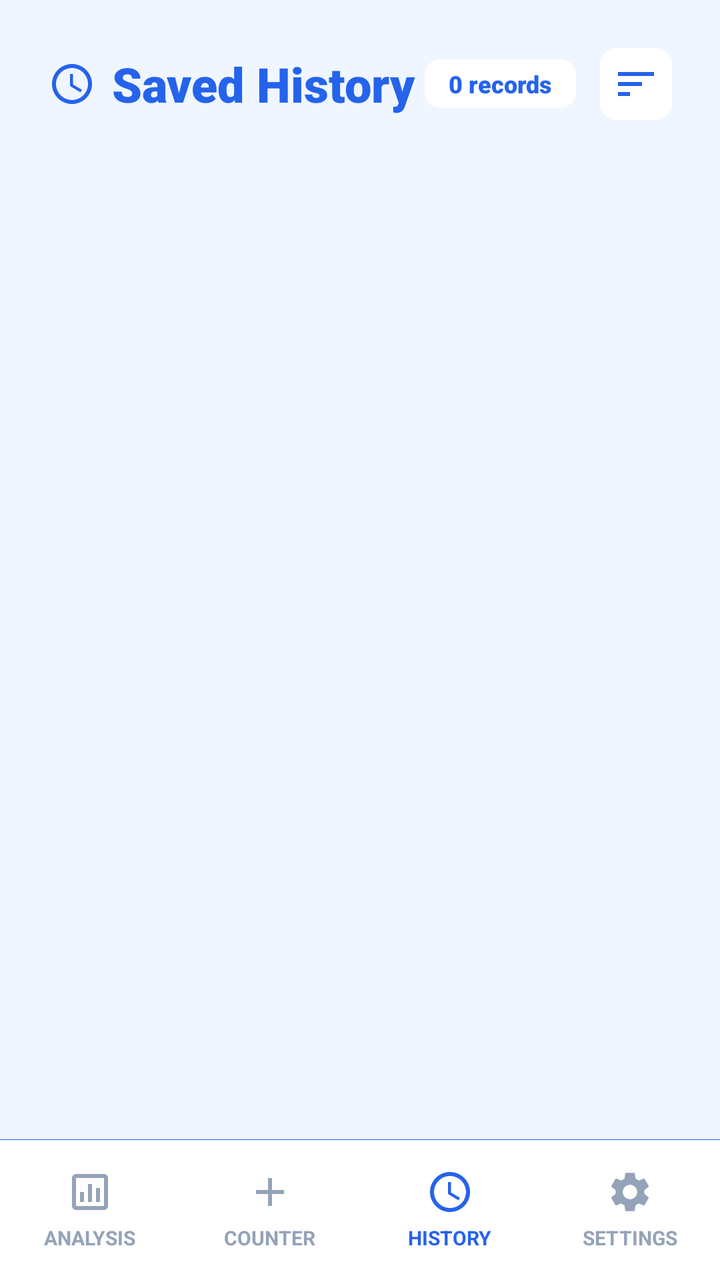
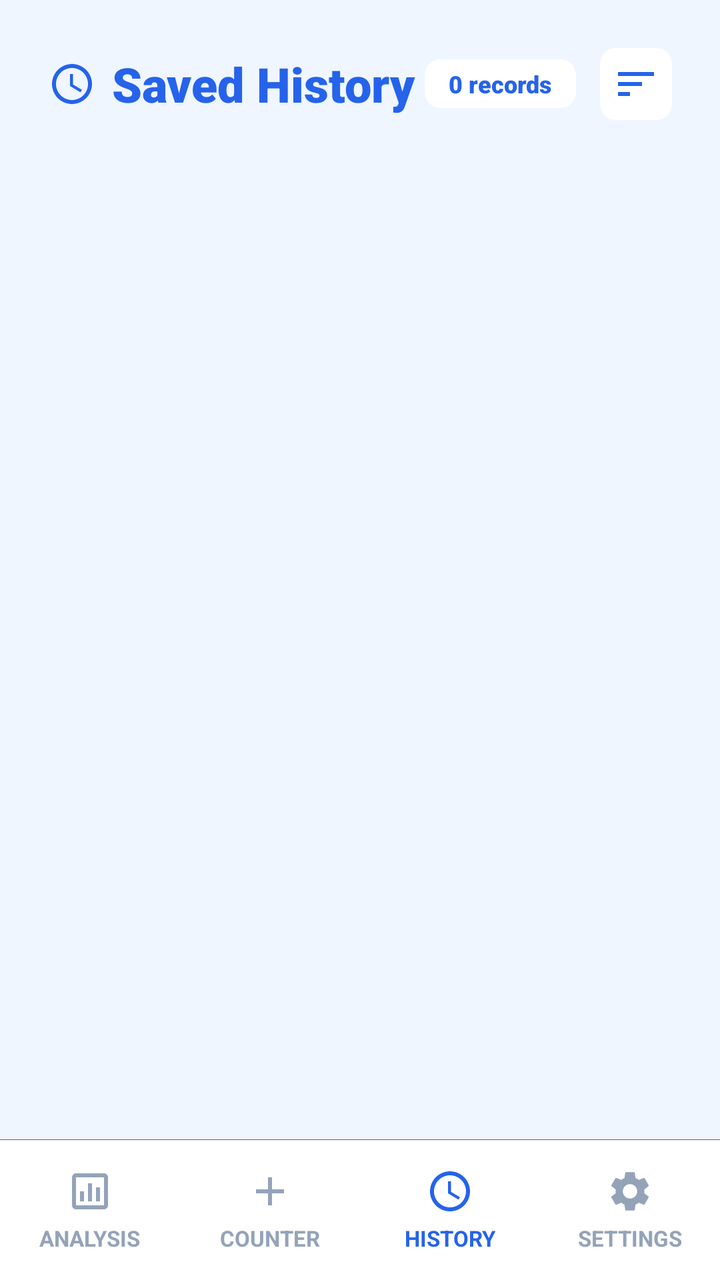

Compare the two renders of this Android layout. The source of the first and the diff that turns it into the second are given below.
<!-- AndroidManifest.xml: application theme Theme.SmartTasbeeh -->
<!-- res/layout/activity_saved_counts.xml -->
<?xml version="1.0" encoding="utf-8"?>
<androidx.constraintlayout.widget.ConstraintLayout xmlns:android="http://schemas.android.com/apk/res/android"
    xmlns:app="http://schemas.android.com/apk/res-auto"
    xmlns:tools="http://schemas.android.com/tools"
    android:layout_width="match_parent"
    android:layout_height="match_parent"
    android:background="@color/app_background">

    
    <LinearLayout
        android:id="@+id/headerLayout"
        android:layout_width="match_parent"
        android:layout_height="wrap_content"
        android:orientation="horizontal"
        android:paddingLeft="24dp"
        android:paddingRight="24dp"
        android:paddingTop="24dp"
        android:paddingBottom="10dp"
        android:gravity="center_vertical"
        app:layout_constraintTop_toTopOf="parent">

        <ImageView
            android:layout_width="24dp"
            android:layout_height="24dp"
            android:src="@drawable/ic_clock"
            app:tint="@color/count_text_color"
            android:layout_marginEnd="8dp"/>

        <TextView
            android:layout_width="0dp"
            android:layout_height="wrap_content"
            android:layout_weight="1"
            android:text="Saved History"
            android:textSize="24sp"
            android:fontFamily="sans-serif-black"
            android:textColor="@color/count_text_color" />

        <TextView
            android:id="@+id/recordCountBadge"
            android:layout_width="wrap_content"
            android:layout_height="wrap_content"
            android:background="@drawable/item_bg_shape"
            android:backgroundTint="@color/card_background"
            android:paddingStart="12dp"
            android:paddingEnd="12dp"
            android:paddingTop="4dp"
            android:paddingBottom="4dp"
            android:text="0 records"
            android:fontFamily="sans-serif-black"
            android:textColor="@color/count_text_color"
            android:textSize="12sp"/>

        <ImageView
            android:id="@+id/btnSort"
            android:layout_width="36dp"
            android:layout_height="36dp"
            android:layout_marginStart="12dp"
            android:background="@drawable/item_bg_shape"
            android:backgroundTint="@color/card_background"
            android:src="@drawable/ic_sort"
            android:scaleType="centerInside"
            app:tint="@color/count_text_color"
            android:clickable="true"
            android:focusable="true"/>

    </LinearLayout>

    
    <androidx.recyclerview.widget.RecyclerView
        android:id="@+id/recyclerView"
        android:layout_width="match_parent"
        android:layout_height="0dp"
        android:clipToPadding="false"
        android:padding="16dp"
        app:layout_constraintTop_toBottomOf="@id/headerLayout"
        app:layout_constraintBottom_toTopOf="@id/bottomNavDivider"
        tools:listitem="@layout/item_saved_count" />

    <TextView
        android:id="@+id/emptyView"
        android:layout_width="wrap_content"
        android:layout_height="wrap_content"
        android:text="No saved counts found"
        android:textColor="@color/text_secondary"
        android:textSize="16sp"
        android:visibility="gone"
        app:layout_constraintBottom_toTopOf="@id/bottomNavDivider"
        app:layout_constraintEnd_toEndOf="parent"
        app:layout_constraintStart_toStartOf="parent"
        app:layout_constraintTop_toBottomOf="@id/headerLayout" />

    
    <View
        android:id="@+id/bottomNavDivider"
        android:layout_width="match_parent"
        android:layout_height="0.1dp"
        android:background="@color/count_text_color"
        app:layout_constraintBottom_toTopOf="@id/bottomNav"/>

    
    <LinearLayout
        android:id="@+id/bottomNav"
        android:layout_width="match_parent"
        android:layout_height="70dp"
        android:background="@color/nav_bg"
        android:orientation="horizontal"
        android:weightSum="4"
        android:baselineAligned="false"
        app:layout_constraintBottom_toBottomOf="parent">

        
        <LinearLayout
            android:id="@+id/btnNavAnalysis"
            android:layout_width="0dp"
            android:layout_height="match_parent"
            android:layout_weight="1"
            android:orientation="vertical"
            android:gravity="center"
            android:clickable="true"
            android:focusable="true"
            android:background="?attr/selectableItemBackground">
            <ImageView
                android:layout_width="24dp"
                android:layout_height="24dp"
                android:src="@drawable/ic_analysis"
                app:tint="@color/nav_text_unselected"/>
            <TextView
                android:layout_width="wrap_content"
                android:layout_height="wrap_content"
                android:text="ANALYSIS"
                android:textSize="10sp"
                android:textStyle="bold"
                android:textColor="@color/nav_text_unselected"
                android:layout_marginTop="4dp"/>
        </LinearLayout>

        
        <LinearLayout
            android:id="@+id/btnNavCounter"
            android:layout_width="0dp"
            android:layout_height="match_parent"
            android:layout_weight="1"
            android:orientation="vertical"
            android:gravity="center"
            android:clickable="true"
            android:focusable="true"
            android:background="?attr/selectableItemBackground">
            
            <ImageView
                android:layout_width="24dp"
                android:layout_height="24dp"
                android:src="@drawable/ic_add"
                app:tint="@color/nav_text_unselected"/>
                
            <TextView
                android:layout_width="wrap_content"
                android:layout_height="wrap_content"
                android:text="COUNTER"
                android:textSize="10sp"
                android:textStyle="bold"
                android:layout_marginTop="4dp"
                android:textColor="@color/nav_text_unselected"/>
        </LinearLayout>

        
        <LinearLayout
            android:layout_width="0dp"
            android:layout_height="match_parent"
            android:layout_weight="1"
            android:background="?attr/selectableItemBackground"
            android:clickable="true"
            android:focusable="true"
            android:gravity="center"
            android:orientation="vertical">

            <ImageView
                android:layout_width="24dp"
                android:layout_height="24dp"
                android:src="@drawable/ic_clock"
                app:tint="@color/nav_text_selected" />

            <TextView
                android:layout_width="wrap_content"
                android:layout_height="wrap_content"
                android:layout_marginTop="4dp"
                android:text="HISTORY"
                android:textColor="@color/nav_text_selected"
                android:textSize="10sp"
                android:textStyle="bold" />
        </LinearLayout>

        
        <LinearLayout
            android:id="@+id/btnNavSettings"
            android:layout_width="0dp"
            android:layout_height="match_parent"
            android:layout_weight="1"
            android:orientation="vertical"
            android:gravity="center"
            android:clickable="true"
            android:focusable="true"
            android:background="?attr/selectableItemBackground">
            
            <ImageView
                android:layout_width="24dp"
                android:layout_height="24dp"
                android:src="@drawable/ic_settings"
                app:tint="@color/nav_text_unselected"/>
                
            <TextView
                android:layout_width="wrap_content"
                android:layout_height="wrap_content"
                android:text="SETTINGS"
                android:textSize="10sp"
                android:textStyle="bold"
                android:layout_marginTop="4dp"
                android:textColor="@color/nav_text_unselected"/>
        </LinearLayout>

    </LinearLayout>

</androidx.constraintlayout.widget.ConstraintLayout>
<!-- res/layout/item_saved_count.xml (included above) -->
<?xml version="1.0" encoding="utf-8"?>
<com.google.android.material.card.MaterialCardView xmlns:android="http://schemas.android.com/apk/res/android"
    xmlns:app="http://schemas.android.com/apk/res-auto"
    android:id="@+id/cardContainer"
    android:layout_width="match_parent"
    android:layout_height="wrap_content"
    android:layout_marginBottom="16dp"
    android:clickable="true"
    android:focusable="true"
    app:cardCornerRadius="24dp"
    app:cardElevation="0dp"
    app:strokeWidth="1dp"
    app:strokeColor="@color/card_stroke_color"
    app:cardBackgroundColor="@color/card_background">

    <LinearLayout
        android:layout_width="match_parent"
        android:layout_height="wrap_content"
        android:orientation="vertical"
        android:padding="20dp">

        
        <LinearLayout
            android:layout_width="match_parent"
            android:layout_height="wrap_content"
            android:orientation="horizontal">

            
            <LinearLayout
                android:layout_width="0dp"
                android:layout_height="wrap_content"
                android:layout_weight="1"
                android:orientation="vertical">

                <TextView
                    android:id="@+id/tvTitle"
                    android:layout_width="wrap_content"
                    android:layout_height="wrap_content"
                    android:text="Title"
                    android:textColor="@color/text_primary"
                    android:textSize="18sp"
                    android:fontFamily="sans-serif-black"
                    android:layout_marginBottom="8dp" />

                <LinearLayout
                    android:layout_width="wrap_content"
                    android:layout_height="wrap_content"
                    android:orientation="horizontal"
                    android:gravity="center_vertical">
                    
                     <ImageView
                        android:layout_width="14dp"
                        android:layout_height="14dp"
                        android:src="@drawable/ic_clock"
                        app:tint="@color/hint_text"
                        android:layout_marginEnd="4dp"/>
                        
                    <TextView
                        android:id="@+id/tvDate"
                        android:layout_width="wrap_content"
                        android:layout_height="wrap_content"
                        android:text="29-01-2026   12:41"
                        android:textColor="@color/text_secondary"
                        android:textSize="12sp"
                        android:textStyle="bold"/>
                </LinearLayout>

            </LinearLayout>

            
            <LinearLayout
                android:layout_width="wrap_content"
                android:layout_height="wrap_content"
                android:orientation="vertical"
                android:gravity="center_horizontal"
                android:layout_marginStart="16dp">

                <LinearLayout
                    android:layout_width="wrap_content"
                    android:layout_height="wrap_content"
                    android:orientation="horizontal"
                    android:gravity="center_vertical">
                    
                    <ImageView
                        android:id="@+id/ivPin"
                        android:layout_width="16dp"
                        android:layout_height="16dp"
                        android:src="@drawable/ic_pin"
                        app:tint="@color/tasbeeh_blue_primary"
                        android:visibility="gone"
                        android:layout_marginEnd="4dp"/>

                    <TextView
                        android:id="@+id/tvCount"
                    android:layout_width="wrap_content"
                    android:layout_height="wrap_content"
                    android:text="63"
                    android:textColor="@color/tasbeeh_blue_primary"
                    android:textSize="28sp"
                    android:fontFamily="sans-serif-black"
                        android:includeFontPadding="false"/>
                </LinearLayout>

                <TextView
                    android:layout_width="wrap_content"
                    android:layout_height="wrap_content"
                    android:text="TOTAL"
                    android:textColor="@color/text_secondary"
                    android:textSize="10sp"
                    android:textStyle="bold"
                    android:letterSpacing="0.1"/>
            </LinearLayout>

        </LinearLayout>
        
        
        <LinearLayout
             android:layout_width="match_parent"
             android:layout_height="wrap_content"
             android:orientation="horizontal"
             android:layout_marginTop="20dp"
             android:gravity="center_vertical">

             <Button
                 android:id="@+id/btnContinue"
                 android:layout_width="0dp"
                 android:layout_height="48dp"
                 android:layout_weight="1"
                 android:text="RESUME"
                 android:textAllCaps="true"
                 android:textColor="@color/white"
                 android:textSize="14sp"
                 android:textStyle="bold"
                 android:letterSpacing="0.05"
                 android:backgroundTint="@color/tasbeeh_blue_primary"
                 android:insetTop="0dp"
                 android:insetBottom="0dp"
                 android:layout_marginEnd="12dp"
                 app:icon="@drawable/ic_play_circle"
                 app:iconGravity="textStart"
                 app:iconPadding="8dp"
                 app:iconTint="@color/white"
                 app:cornerRadius="12dp"
                 style="@style/Widget.MaterialComponents.Button.UnelevatedButton"/>

             
             <FrameLayout
                 android:id="@+id/btnDelete"
                 android:layout_width="48dp"
                 android:layout_height="48dp"
                 android:background="@drawable/item_bg_shape"
                 android:backgroundTint="@color/icon_btn_bg"
                 android:clickable="true"
                 android:focusable="true">
                 
                 <ImageView
                    android:layout_width="20dp"
                    android:layout_height="20dp"
                    android:layout_gravity="center"
                    android:src="@drawable/ic_delete" 
                    app:tint="@color/delete_text"/>
             </FrameLayout>
        </LinearLayout>

    </LinearLayout>
</com.google.android.material.card.MaterialCardView>
<!-- resources referenced by this layout -->
<resources>
  <color name="app_background">@color/background_light</color>
  <color name="card_background">#FFFFFF</color>
  <color name="card_stroke_color">#DBEAFE</color>
  <color name="count_text_color">#2563EB</color>
  <color name="delete_text">#DC2626</color>
  <color name="hint_text">#94A3B8</color>
  <color name="icon_btn_bg">#EFF6FF</color>
  <color name="nav_bg">#FFFFFF</color>
  <color name="nav_text_selected">#2563EB</color>
  <color name="nav_text_unselected">#94A3B8</color>
  <color name="tasbeeh_blue_primary">#2563EB</color>
  <color name="text_primary">#0F172A</color>
  <color name="text_secondary">#64748B</color>
  <color name="white">#FFFFFFFF</color>
  <!-- drawable ic_add (drawable) -->
  <vector xmlns:android="http://schemas.android.com/apk/res/android"
      android:width="24dp"
      android:height="24dp"
      android:viewportWidth="24"
      android:viewportHeight="24">
      <path
        android:fillColor="@android:color/white"
        android:pathData="M19,13h-6v6h-2v-6H5v-2h6V5h2v6h6v2z"/>
  </vector>
  <!-- drawable ic_analysis (drawable) -->
  <vector xmlns:android="http://schemas.android.com/apk/res/android"
      android:width="24dp"
      android:height="24dp"
      android:viewportWidth="24"
      android:viewportHeight="24">
    <path
        android:fillColor="#FF000000"
        android:pathData="M19,3H5C3.9,3 3,3.9 3,5v14c0,1.1 0.9,2 2,2h14c1.1,0 2,-0.9 2,-2V5C21,3.9 20.1,3 19,3zM19,19H5V5h14V19zM7,12h2v5H7V12zM11,8h2v9h-2V8zM15,10h2v7h-2V10z"/>
  </vector>
  <!-- drawable ic_delete (drawable) -->
  <vector xmlns:android="http://schemas.android.com/apk/res/android"
      android:width="24dp"
      android:height="24dp"
      android:viewportWidth="24.0"
      android:viewportHeight="24.0">
      <path
          android:fillColor="@android:color/white"
          android:pathData="M6,19c0,1.1 0.9,2 2,2h8c1.1,0 2,-0.9 2,-2V7H6v12zM19,4h-3.5l-1,-1h-5l-1,1H5v2h14V4z"/>
  </vector>
  <!-- drawable ic_pin (drawable) -->
  <vector xmlns:android="http://schemas.android.com/apk/res/android"
      android:width="24dp"
      android:height="24dp"
      android:viewportWidth="24"
      android:viewportHeight="24"
      android:tint="?attr/colorControlNormal">
    <path
        android:fillColor="@android:color/white"
        android:pathData="M16,12V4H17V2H7V4H8V12L6,14V16H11V22H13V16H18V14L16,12Z"/>
  </vector>
  <!-- drawable ic_play_circle (drawable) -->
  <vector xmlns:android="http://schemas.android.com/apk/res/android"
      android:width="24dp"
      android:height="24dp"
      android:viewportWidth="24.0"
      android:viewportHeight="24.0">
      <path
          android:fillColor="@android:color/white"
          android:pathData="M12,2C6.48,2 2,6.48 2,12s4.48,10 10,10 10,-4.48 10,-10S17.52,2 12,2zM10,16.5v-9l6,4.5 -6,4.5z"/>
  </vector>
  <!-- drawable ic_sort (drawable) -->
  <vector xmlns:android="http://schemas.android.com/apk/res/android"
      android:width="24dp"
      android:height="24dp"
      android:viewportWidth="24"
      android:viewportHeight="24"
      android:tint="?attr/colorControlNormal">
    <path
        android:fillColor="@android:color/white"
        android:pathData="M3,18h6v-2H3v2zM3,6v2h18V6H3zM3,13h12v-2H3v2z"/>
  </vector>
  <!-- drawable item_bg_shape (drawable) -->
  <?xml version="1.0" encoding="utf-8"?>
  <shape xmlns:android="http://schemas.android.com/apk/res/android"
      android:shape="rectangle">
      <solid android:color="@color/card_background" />
      <corners android:radius="8dp"/>
  </shape>
  <style name="Theme.SmartTasbeeh" parent="Base.Theme.SmartTasbeeh" />
  <color name="background_light">#EFF6FF</color>
  <color name="tasbeeh_blue_dark">#1E3A8A</color>
  <!-- unchanged entries left out for length: 3 -->
</resources>

<!-- the commit's change to res/layout/activity_saved_counts.xml (unified diff, before → after) -->
@@ -30,7 +30,7 @@
             android:layout_width="0dp"
             android:layout_height="wrap_content"
             android:layout_weight="1"
-            android:text="Saved History"
+            android:text="@string/history_title"
             android:textSize="24sp"
             android:fontFamily="sans-serif-black"
             android:textColor="@color/count_text_color" />
@@ -45,7 +45,7 @@
             android:paddingEnd="12dp"
             android:paddingTop="4dp"
             android:paddingBottom="4dp"
-            android:text="0 records"
+            android:text="@string/no_records_badge"
             android:fontFamily="sans-serif-black"
             android:textColor="@color/count_text_color"
             android:textSize="12sp"/>
@@ -80,7 +80,7 @@
         android:id="@+id/emptyView"
         android:layout_width="wrap_content"
         android:layout_height="wrap_content"
-        android:text="No saved counts found"
+        android:text="@string/no_saved_counts"
         android:textColor="@color/text_secondary"
         android:textSize="16sp"
         android:visibility="gone"
@@ -127,8 +127,8 @@
             <TextView
                 android:layout_width="wrap_content"
                 android:layout_height="wrap_content"
-                android:text="ANALYSIS"
-                android:textSize="10sp"
+                android:text="@string/nav_analysis"
+                android:textSize="11sp"
                 android:textStyle="bold"
                 android:textColor="@color/nav_text_unselected"
                 android:layout_marginTop="4dp"/>
@@ -155,8 +155,8 @@
             <TextView
                 android:layout_width="wrap_content"
                 android:layout_height="wrap_content"
-                android:text="COUNTER"
-                android:textSize="10sp"
+                android:text="@string/nav_counter"
+                android:textSize="11sp"
                 android:textStyle="bold"
                 android:layout_marginTop="4dp"
                 android:textColor="@color/nav_text_unselected"/>
@@ -183,9 +183,9 @@
                 android:layout_width="wrap_content"
                 android:layout_height="wrap_content"
                 android:layout_marginTop="4dp"
-                android:text="HISTORY"
+                android:text="@string/nav_history"
                 android:textColor="@color/nav_text_selected"
-                android:textSize="10sp"
+                android:textSize="11sp"
                 android:textStyle="bold" />
         </LinearLayout>
 
@@ -210,8 +210,8 @@
             <TextView
                 android:layout_width="wrap_content"
                 android:layout_height="wrap_content"
-                android:text="SETTINGS"
-                android:textSize="10sp"
+                android:text="@string/nav_settings"
+                android:textSize="11sp"
                 android:textStyle="bold"
                 android:layout_marginTop="4dp"
                 android:textColor="@color/nav_text_unselected"/>
<!-- resource entries referenced after the edit -->
@@ -83,6 +83,13 @@
       <solid android:color="@color/card_background" />
       <corners android:radius="8dp"/>
   </shape>
+  <string name="history_title">Saved History</string>
+  <string name="nav_analysis">ANALYSIS</string>
+  <string name="nav_counter">COUNTER</string>
+  <string name="nav_history">HISTORY</string>
+  <string name="nav_settings">SETTINGS</string>
+  <string name="no_records_badge">0 records</string>
+  <string name="no_saved_counts">No saved counts found</string>
   <style name="Theme.SmartTasbeeh" parent="Base.Theme.SmartTasbeeh" />
   <color name="background_light">#EFF6FF</color>
   <color name="tasbeeh_blue_dark">#1E3A8A</color>
